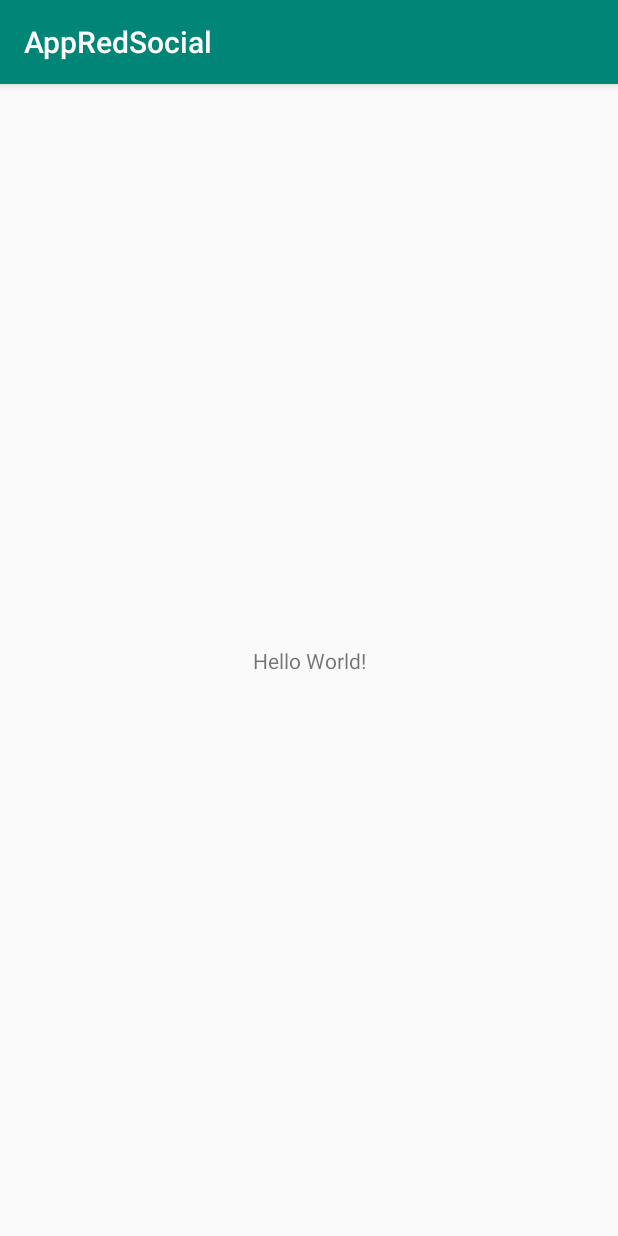
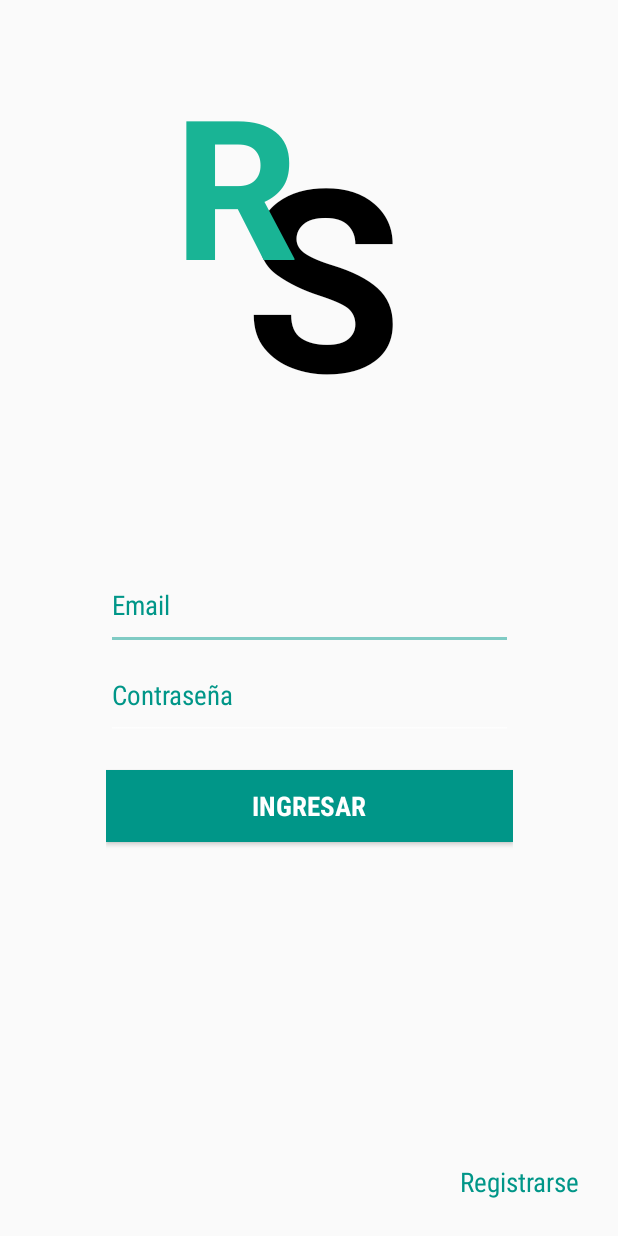
Before and after one commit to ArlemGabriel/AppRedSocial, an Android app: the screen it shows after launch (MainActivity before the commit, Logueo after it), on a phone screen of 412 x 824 dp. Run offline under Robolectric (Android 15) with nearby library versions, the phone set to English and light mode, and no system bars; our stand-ins replace Firebase (no records; nobody signed in at launch, a user with empty details on screens opened directly).

Commit message:
Agregado el login de usuarios con firebase

```diff
--- a/app/src/main/AndroidManifest.xml
+++ b/app/src/main/AndroidManifest.xml
@@ -11,8 +11,9 @@
         android:roundIcon="@mipmap/ic_launcher_round"
         android:supportsRtl="true"
         android:theme="@style/AppTheme">
-        <activity android:name=".MainActivity">
+        <activity android:name=".Logueo">
             <intent-filter>
+
                 <action android:name="android.intent.action.MAIN" />
 
                 <category android:name="android.intent.category.LAUNCHER" />
--- /dev/null
+++ b/app/src/main/java/com/example/appredsocial/Logueo.java
@@ -0,0 +1,94 @@
+package com.example.appredsocial;
+
+import android.content.Intent;
+import android.support.annotation.NonNull;
+import android.support.v7.app.AppCompatActivity;
+import android.os.Bundle;
+import android.util.Log;
+import android.view.View;
+import android.widget.Button;
+import android.widget.TextView;
+import android.widget.Toast;
+
+import com.google.android.gms.tasks.OnCompleteListener;
+import com.google.android.gms.tasks.Task;
+import com.google.firebase.auth.AuthResult;
+import com.google.firebase.auth.FirebaseAuth;
+import com.google.firebase.auth.FirebaseUser;
+
+public class Logueo extends AppCompatActivity {
+    Button btnRegistro;
+    TextView txtEmail,txtContrasena,txtRegistrarse;
+    FirebaseAuth.AuthStateListener mAuthListener;
+    @Override
+    protected void onCreate(Bundle savedInstanceState) {
+        super.onCreate(savedInstanceState);
+        setContentView(R.layout.activity_main);
+
+        btnRegistro = findViewById(R.id.btnLoguearse);
+        txtEmail = findViewById(R.id.txtLogueoEmail);
+        txtContrasena = findViewById(R.id.txtLogueoPass);
+        txtRegistrarse = findViewById(R.id.txtRegistrarse);
+
+        mAuthListener = new FirebaseAuth.AuthStateListener() {
+            @Override
+            public void onAuthStateChanged(@NonNull FirebaseAuth firebaseAuth) {
+                FirebaseUser usuario = firebaseAuth.getCurrentUser();
+                if (usuario!=null){
+                    Log.i("Estado Sesion",": Activa");
+                }else{
+                    Log.i("Estado Sesion",": Inactiva");
+                }
+            }
+        };
+
+        /*txtRegistrarse.setOnClickListener(new View.OnClickListener() {
+            @Override
+            public void onClick(View view) {
+                Intent intent = new Intent(Logueo.this,Registro.class);
+                startActivity(intent);
+            }
+        });*/
+
+        btnRegistro.setOnClickListener(new View.OnClickListener() {
+            @Override
+            public void onClick(View view) {
+                String correo = txtEmail.getText().toString();
+                String contra = txtContrasena.getText().toString();
+                if(!contra.isEmpty() && !correo.isEmpty()){
+                    loguearse(correo,contra);
+                }else{
+                    Toast.makeText(Logueo.this,"Ingrese sus datos",Toast.LENGTH_LONG).show();
+                }
+            }
+        });
+    }
+    private void loguearse(String email,String password){
+        FirebaseAuth.getInstance().signInWithEmailAndPassword(email,password).addOnCompleteListener(new OnCompleteListener<AuthResult>() {
+            @Override
+            public void onComplete(@NonNull Task<AuthResult> task) {
+                if(task.isSuccessful()){
+                    Toast.makeText(Logueo.this,"Sesión Iniciada",Toast.LENGTH_LONG).show();
+                    /*Intent intent = new Intent(Logueo.this,MainActivity.class);
+                    startActivity(intent);*/
+                }else{
+                    Toast.makeText(Logueo.this,task.getException().getMessage()+"",Toast.LENGTH_LONG).show();
+                }
+            }
+        });
+    }
+
+    @Override
+    protected void onStart() {
+        super.onStart();
+        FirebaseAuth.getInstance().addAuthStateListener(mAuthListener);
+    }
+
+    @Override
+    protected void onStop() {
+        super.onStop();
+        if(mAuthListener!=null){
+            FirebaseAuth.getInstance().removeAuthStateListener(mAuthListener);
+        }
+    }
+    }
--- a/app/src/main/java/com/example/appredsocial/MainActivity.java
+++ /dev/null
@@ -1,13 +0,0 @@
-package com.example.appredsocial;
-
-import android.support.v7.app.AppCompatActivity;
-import android.os.Bundle;
-
-public class MainActivity extends AppCompatActivity {
-
-    @Override
-    protected void onCreate(Bundle savedInstanceState) {
-        super.onCreate(savedInstanceState);
-        setContentView(R.layout.activity_main);
-    }
-}
--- a/app/src/main/res/layout/activity_main.xml
+++ b/app/src/main/res/layout/activity_main.xml
@@ -4,15 +4,117 @@
     xmlns:tools="http://schemas.android.com/tools"
     android:layout_width="match_parent"
     android:layout_height="match_parent"
-    tools:context=".MainActivity">
+    android:theme="@style/Theme.AppCompat.NoActionBar"
+    tools:context=".Logueo">
+
+    <LinearLayout
+        android:id="@+id/linearLayout"
+        android:layout_width="271dp"
+        android:layout_height="204dp"
+        android:layout_marginStart="8dp"
+        android:layout_marginTop="8dp"
+        android:layout_marginEnd="8dp"
+        android:layout_marginBottom="8dp"
+        android:orientation="vertical"
+        app:layout_constraintBottom_toBottomOf="parent"
+        app:layout_constraintEnd_toEndOf="parent"
+        app:layout_constraintStart_toStartOf="parent"
+        app:layout_constraintTop_toTopOf="parent"
+        app:layout_constraintVertical_bias="0.592">
+
+        <EditText
+            android:id="@+id/txtLogueoEmail"
+            android:layout_width="match_parent"
+            android:layout_height="60dp"
+            android:layout_marginTop="8dp"
+            android:ems="10"
+            android:fontFamily="sans-serif-condensed"
+            android:hint="Email"
+            android:inputType="textPersonName"
+            android:textAllCaps="false"
+            android:textColor="#009688"
+            android:textColorHint="#009688" />
+
+        <EditText
+            android:id="@+id/txtLogueoPass"
+            android:layout_width="match_parent"
+            android:layout_height="60dp"
+            android:ems="10"
+            android:fontFamily="sans-serif-condensed"
+            android:hint="Contraseña"
+            android:inputType="textPassword"
+            android:textColor="#009688"
+            android:textColorHint="#009688" />
+
+        <Button
+            android:id="@+id/btnLoguearse"
+            android:layout_width="match_parent"
+            android:layout_height="wrap_content"
+            android:layout_marginTop="20dp"
+            android:background="#009688"
+            android:fontFamily="sans-serif-condensed"
+            android:text="Ingresar"
+            android:textColor="#FFFFFF"
+            android:textSize="18sp"
+            android:textStyle="bold" />
+
+
+    </LinearLayout>
 
     <TextView
-        android:layout_width="wrap_content"
-        android:layout_height="wrap_content"
-        android:text="Hello World!"
+        android:id="@+id/txtRegistrarse"
+        android:layout_width="86dp"
+        android:layout_height="42dp"
+        android:layout_gravity="right"
+        android:layout_marginStart="8dp"
+        android:layout_marginEnd="8dp"
+        android:layout_marginBottom="8dp"
+        android:autoLink="all"
+        android:fontFamily="sans-serif-condensed"
+        android:gravity="center_vertical"
+        android:text="Registrarse"
+        android:textColor="#009688"
+        android:textSize="18sp"
         app:layout_constraintBottom_toBottomOf="parent"
-        app:layout_constraintLeft_toLeftOf="parent"
-        app:layout_constraintRight_toRightOf="parent"
+        app:layout_constraintEnd_toEndOf="parent"
+        app:layout_constraintHorizontal_bias="0.963"
+        app:layout_constraintStart_toStartOf="parent"
+        app:layout_constraintTop_toBottomOf="@+id/linearLayout"
+        app:layout_constraintVertical_bias="0.963" />
+
+    <TextView
+        android:id="@+id/textView"
+        android:layout_width="134dp"
+        android:layout_height="182dp"
+        android:layout_marginStart="8dp"
+        android:layout_marginTop="68dp"
+        android:layout_marginEnd="8dp"
+
+        android:text="S"
+        android:textAlignment="viewStart"
+        android:textColor="#000000"
+        android:textSize="170sp"
+        android:textStyle="bold"
+        app:layout_constraintEnd_toEndOf="parent"
+        app:layout_constraintHorizontal_bias="0.593"
+        app:layout_constraintStart_toStartOf="parent"
+        app:layout_constraintTop_toTopOf="parent" />
+
+    <TextView
+        android:id="@+id/textView3"
+        android:layout_width="129dp"
+        android:layout_height="156dp"
+        android:layout_marginStart="8dp"
+        android:layout_marginTop="36dp"
+        android:layout_marginEnd="8dp"
+        android:text="R"
+        android:textAlignment="viewStart"
+        android:textColor="#19B495"
+        android:textSize="130sp"
+        android:textStyle="bold"
+        app:layout_constraintEnd_toEndOf="parent"
+        app:layout_constraintHorizontal_bias="0.406"
+        app:layout_constraintStart_toStartOf="parent"
         app:layout_constraintTop_toTopOf="parent" />
 
 </android.support.constraint.ConstraintLayout>
--- a/app/src/main/res/values/styles.xml
+++ b/app/src/main/res/values/styles.xml
@@ -1,11 +1,20 @@
 <resources>
 
 <!-- Base application theme. -->
-    <style name="AppTheme" parent="Theme.AppCompat.Light.DarkActionBar">
+<style name="AppTheme" parent="Theme.AppCompat.Light.NoActionBar">
     <!-- Customize your theme here. -->
     <item name="colorPrimary">@color/colorPrimary</item>
     <item name="colorPrimaryDark">@color/colorPrimaryDark</item>
     <item name="colorAccent">@color/colorAccent</item>
 </style>
 
+<style name="AppTheme.NoActionBar">
+    <item name="windowActionBar">false</item>
+    <item name="windowNoTitle">true</item>
+</style>
+
+<style name="AppTheme.AppBarOverlay" parent="ThemeOverlay.AppCompat.Light" />
+
+<style name="AppTheme.PopupOverlay" parent="ThemeOverlay.AppCompat.Light" />
+
 </resources>
```
Lines whose indentation alone changed are shown as unchanged.
